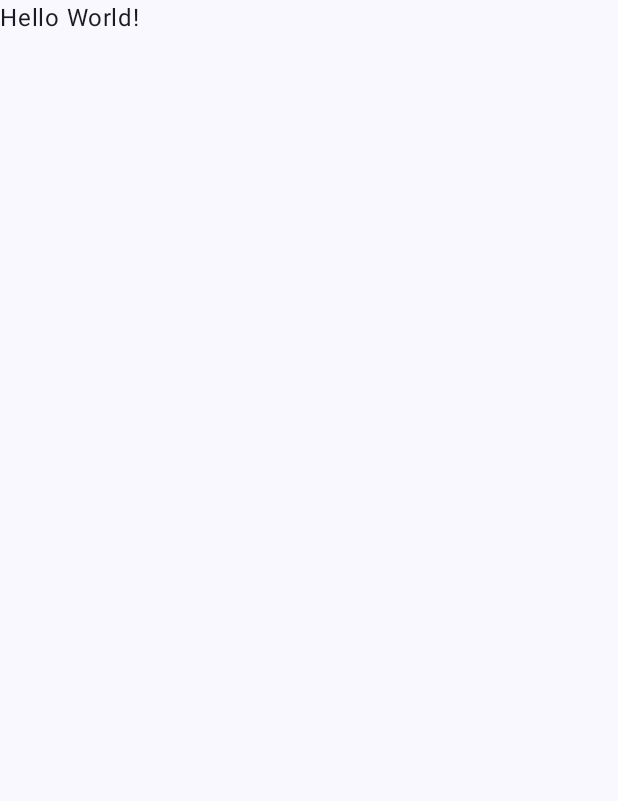
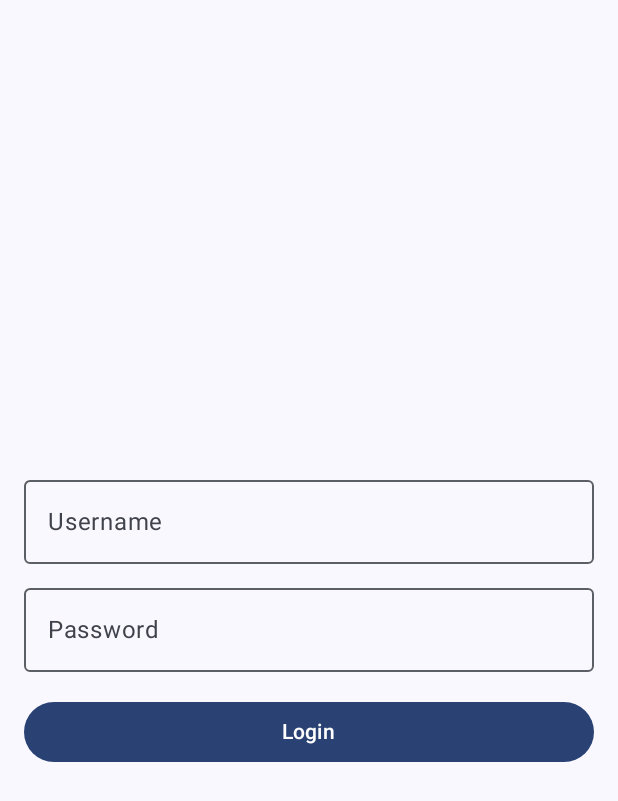
Before and after one commit to msiuda3/mockolingo-android, an Android app built with Jetpack Compose: the screen it shows after launch (MainActivity), on a phone screen of 412 x 824 dp. Before the commit the part shown is almost empty. Shown: the top 801 px of the screen. Run offline under Robolectric (Android 15) with nearby library versions, the phone set to English and light mode, and no system bars.

Commit message:
login view

```diff
--- a/app/build.gradle.kts
+++ b/app/build.gradle.kts
@@ -59,6 +59,9 @@ dependencies {
     implementation(libs.androidx.ui.graphics)
     implementation(libs.androidx.ui.tooling.preview)
     implementation(libs.androidx.material3)
+    implementation("com.squareup.retrofit2:retrofit:2.9.0")
+    implementation("com.squareup.retrofit2:converter-gson:2.9.0")
+    implementation("com.squareup.okhttp3:logging-interceptor:4.9.1")
     testImplementation(libs.junit)
     androidTestImplementation(libs.androidx.junit)
     androidTestImplementation(libs.androidx.espresso.core)
--- a/app/src/main/java/com/example/myapplication/MainActivity.kt
+++ b/app/src/main/java/com/example/myapplication/MainActivity.kt
@@ -1,17 +1,36 @@
 package com.example.myapplication
 
+import android.content.Context
 import android.os.Bundle
 import androidx.activity.ComponentActivity
 import androidx.activity.compose.setContent
 import androidx.activity.enableEdgeToEdge
-import androidx.compose.foundation.layout.fillMaxSize
-import androidx.compose.foundation.layout.padding
+import androidx.compose.foundation.layout.*
+import androidx.compose.material3.Button
+import androidx.compose.material3.OutlinedTextField
 import androidx.compose.material3.Scaffold
 import androidx.compose.material3.Text
-import androidx.compose.runtime.Composable
+import androidx.compose.runtime.*
 import androidx.compose.ui.Modifier
 import androidx.compose.ui.tooling.preview.Preview
+import androidx.compose.ui.unit.dp
 import com.example.myapplication.ui.theme.MyApplicationTheme
+import kotlinx.coroutines.CoroutineScope
+import kotlinx.coroutines.Dispatchers
+import kotlinx.coroutines.launch
+import retrofit2.Retrofit
+import retrofit2.converter.gson.GsonConverterFactory
+import retrofit2.http.Body
+import retrofit2.http.POST
+
+// Retrofit API service definition
+interface ApiService {
+    @POST("login")
+    suspend fun login(@Body loginRequest: LoginRequest): LoginResponse
+}
+
+data class LoginRequest(val username: String, val password: String)
+data class LoginResponse(val token: String)
 
 class MainActivity : ComponentActivity() {
     override fun onCreate(savedInstanceState: Bundle?) {
@@ -20,9 +39,9 @@ class MainActivity : ComponentActivity() {
         setContent {
             MyApplicationTheme {
                 Scaffold(modifier = Modifier.fillMaxSize()) { innerPadding ->
-                    Greeting(
-                        name = "World",
-                        modifier = Modifier.padding(innerPadding)
+                    LoginScreen(
+                        modifier = Modifier.padding(innerPadding),
+                        context = this@MainActivity
                     )
                 }
             }
@@ -31,17 +50,81 @@ class MainActivity : ComponentActivity() {
 }
 
 @Composable
-fun Greeting(name: String, modifier: Modifier = Modifier) {
-    Text(
-        text = "Hello $name!",
+fun LoginScreen(modifier: Modifier = Modifier, context: Context) {
+    var username by remember { mutableStateOf("") }
+    var password by remember { mutableStateOf("") }
+    var errorMessage by remember { mutableStateOf("") }
+
+    Column(
         modifier = modifier
-    )
+            .fillMaxSize()
+            .padding(16.dp),
+        verticalArrangement = Arrangement.Center
+    ) {
+        OutlinedTextField(
+            value = username,
+            onValueChange = { username = it },
+            label = { Text("Username") },
+            modifier = Modifier.fillMaxWidth()
+        )
+        Spacer(modifier = Modifier.height(8.dp))
+        OutlinedTextField(
+            value = password,
+            onValueChange = { password = it },
+            label = { Text("Password") },
+            modifier = Modifier.fillMaxWidth()
+        )
+        Spacer(modifier = Modifier.height(16.dp))
+        Button(
+            onClick = {
+                // Coroutine for network request
+                CoroutineScope(Dispatchers.IO).launch {
+                    val token = login(username, password)
+                    if (token != null) {
+                        // Save token to SharedPreferences
+                        val sharedPref = context.getSharedPreferences("app_prefs", Context.MODE_PRIVATE)
+                        sharedPref.edit().putString("auth_token", token).apply()
+
+                        // TODO: Navigate to the next activity/screen
+                    } else {
+                        errorMessage = "Login failed"
+                    }
+                }
+            },
+            modifier = Modifier.fillMaxWidth()
+        ) {
+            Text("Login")
+        }
+        if (errorMessage.isNotEmpty()) {
+            Spacer(modifier = Modifier.height(8.dp))
+            Text(text = errorMessage, color = androidx.compose.ui.graphics.Color.Red)
+        }
+    }
+}
+
+// Mocked network request function
+suspend fun login(username: String, password: String): String? {
+    // Setup Retrofit
+    val retrofit = Retrofit.Builder()
+        .baseUrl("https://yourapi.com/")
+        .addConverterFactory(GsonConverterFactory.create())
+        .build()
+
+    val service = retrofit.create(ApiService::class.java)
+
+    return try {
+        val response = service.login(LoginRequest(username, password))
+        response.token
+    } catch (e: Exception) {
+        e.printStackTrace()
+        null
+    }
 }
 
 @Preview(showBackground = true)
 @Composable
-fun GreetingPreview() {
+fun LoginScreenPreview() {
     MyApplicationTheme {
-        Greeting("Android")
+        LoginScreen(context = MainActivity())
     }
 }
```
